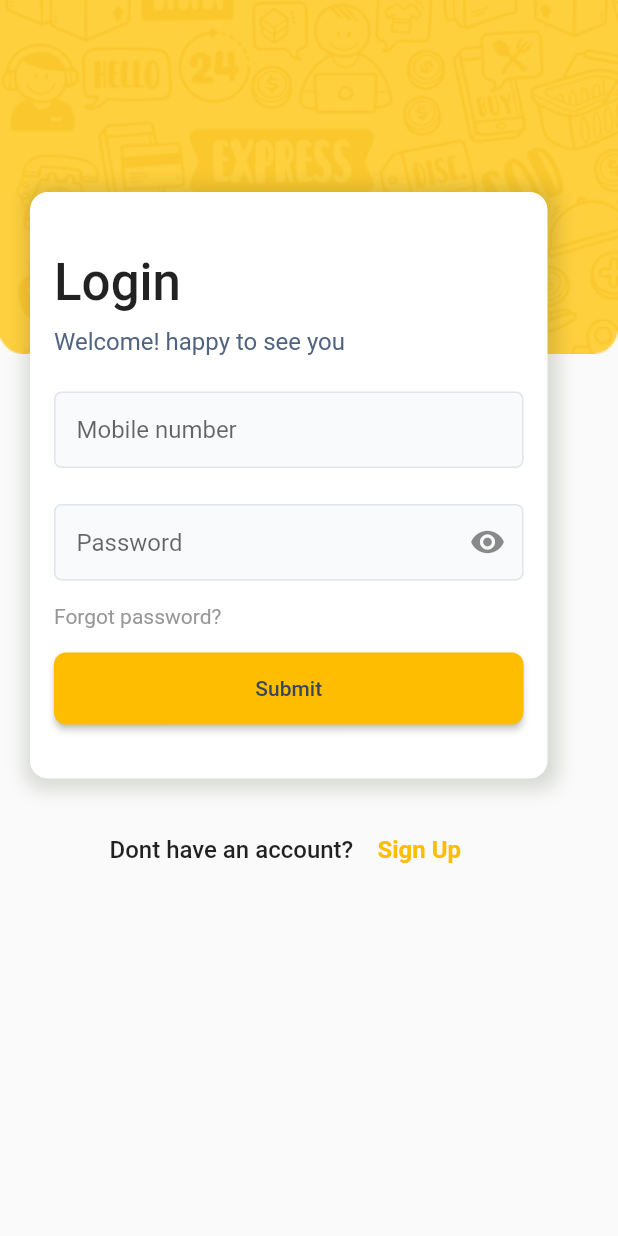
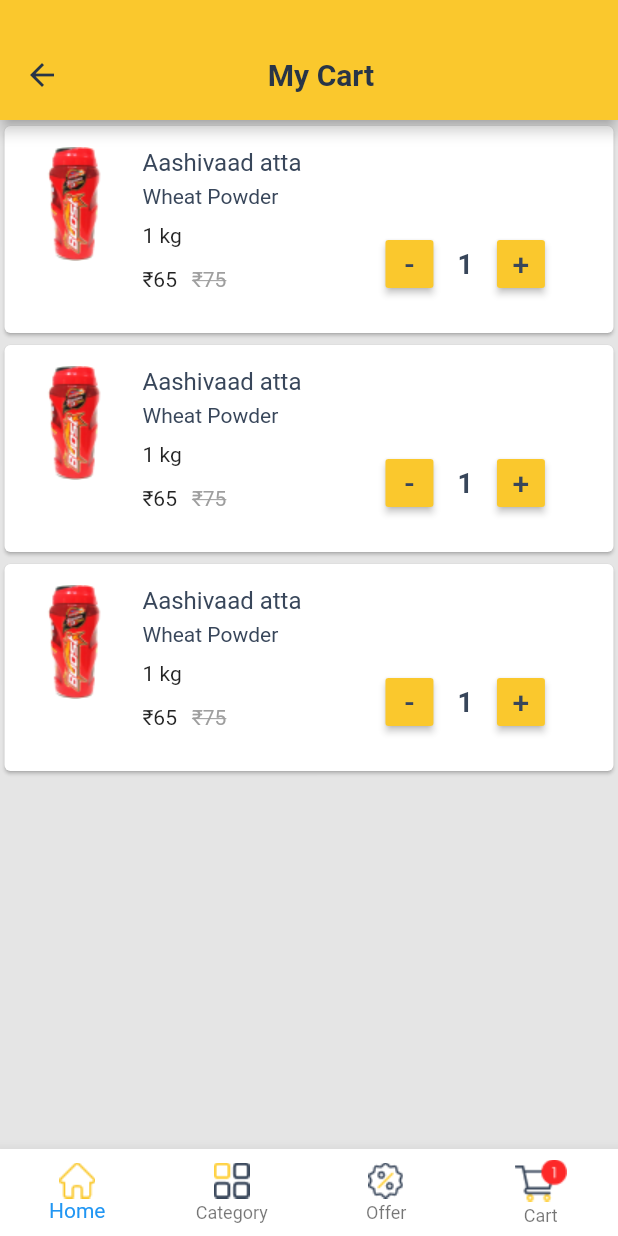
Before and after one commit to nadiraziz/fooddeliveryapp, a Flutter app: the screen it shows after launch, on a phone screen of 412 x 824 dp. Run offline on Flutter 3.47's test engine with Material 2 defaults, Android fonts, the phone set to English and light mode, and no system bars; our stand-ins replace google_fonts, intl_phone_number_input, otp_text_field.

Commit message:
home page basic bottom navigation done, and cart list are done

```diff
--- a/lib/main.dart
+++ b/lib/main.dart
@@ -4,6 +4,8 @@ import 'package:fooddelivery/screens/authentication/forgot_password.dart';
 import 'package:fooddelivery/screens/authentication/login_page.dart';
 import 'package:fooddelivery/screens/authentication/new_password.dart';
 import 'package:fooddelivery/screens/authentication/sign_up.dart';
+import 'package:fooddelivery/screens/home/cart.dart';
+import 'package:fooddelivery/screens/home/home.dart';
 import 'package:google_fonts/google_fonts.dart';
 
 void main() {
@@ -22,13 +24,15 @@ class MyApp extends StatelessWidget {
           primaryTextTheme: GoogleFonts.robotoTextTheme()),
       darkTheme: ThemeData(
           brightness: Brightness.dark) ,
-      initialRoute: LoginPage.id,
+      initialRoute: CartPage.id,
       routes: {
         LoginPage.id: (context) => LoginPage(),
         ForgotPass.id: (context) => ForgotPass(),
         NewPass.id: (context) => NewPass(),
         SignUp.id: (context) => SignUp(),
         DeliveryAddress.id: (context) => DeliveryAddress(),
+        HomePage.id: (context) => HomePage(),
+        CartPage.id: (context) => CartPage(),
       },
     );
   }
--- /dev/null
+++ b/lib/screens/home/cart.dart
@@ -0,0 +1,152 @@
+
+import 'package:flutter/material.dart';
+import 'package:flutter/widgets.dart';
+
+
+class CartPage extends StatefulWidget {
+  const CartPage({Key? key}) : super(key: key);
+  static String id = 'cart_page';
+  @override
+  _CartPageState createState() => _CartPageState();
+}
+
+class _CartPageState extends State<CartPage> {
+  int _currentIndex = 0;
+  @override
+  Widget build(BuildContext context) {
+    return Scaffold(
+      appBar: AppBar(
+        backgroundColor: Color(0xFFFAC82D),
+        toolbarHeight: 80.0,
+        title: Padding(
+          padding: const EdgeInsets.only(right: 40.0, top: 20.0),
+          child: Center(child: Text("My Cart", style: TextStyle(fontSize: 20, color: Color(0xFF283547), fontWeight: FontWeight.bold), textAlign: TextAlign.center,)),
+        ),
+        leading: Padding(
+          padding: const EdgeInsets.only(top: 20.0),
+          child: new IconButton(
+            icon: new Icon(Icons.arrow_back, color: Color(0xFF283547),),
+            onPressed: () {},
+          ),
+        ),
+      ),
+      body: Container(
+        color: Color(0xFFE5E5E5),
+        child: ListView.builder(
+          itemCount: 3,
+          itemBuilder: (context, index) {
+            return ListTile(
+              contentPadding: EdgeInsets.symmetric(horizontal: 3),
+              title: Card(
+                margin: EdgeInsets.zero,
+                clipBehavior: Clip.antiAlias,
+                child: Row(
+                  crossAxisAlignment: CrossAxisAlignment.start,
+                  children: [
+                    Padding(
+                      padding: const EdgeInsets.all(14.0),
+                      child: Image.asset('assets/images/boost.png'),
+                    ),
+                    Column(
+                      crossAxisAlignment: CrossAxisAlignment.start,
+                      children: [
+                        Padding(
+                          padding: const EdgeInsets.only(top: 15.0),
+                          child: Text('Aashivaad atta',textAlign: TextAlign.left, style: TextStyle(color: Color(0XFF38465A), fontSize: 16,fontWeight: FontWeight.w400)),
+                        ),
+                        Padding(
+                          padding: const EdgeInsets.symmetric(vertical: 5.0),
+                          child: Text('Wheat Powder',textAlign: TextAlign.left, style: TextStyle(color: Color(0XFF38465A), fontSize: 14, fontWeight: FontWeight.w400)),
+                        ),
+                        Padding(
+                          padding: const EdgeInsets.symmetric(vertical: 5.0),
+                          child: Text('1 kg',textAlign: TextAlign.left),
+                        ),
+                        Padding(
+                          padding: const EdgeInsets.symmetric(vertical: 8.0),
+                          child: Row(
+                            children: [
+                              Text('₹65'),
+                              SizedBox(width: 10.0),
+                              Text('₹75', style: TextStyle(color: Colors.grey, fontSize: 14, fontWeight: FontWeight.w400,decoration: TextDecoration.lineThrough)),
+                            ],
+                          ),
+                        ),
+                        SizedBox(height: 20.0),
+                      ],
+                    ),
+                    Padding(
+                      padding: const EdgeInsets.only(top: 60.0, left: 40.0),
+                      child: Row(
+
+                        children: [
+                          ButtonBar(
+                            children: [
+                              MaterialButton(
+                                height: 32.0,
+                                minWidth: 32.0,
+                                color: Color(0xFFFAC82D),
+                                textColor: Colors.white,
+                                child: new Text("-", style: TextStyle(fontSize: 20, color: Color(0xFF38465A)),),
+                                onPressed: () => {},
+                                splashColor: Color(0xFF38465A),
+                              ),
+                              Text('1', style: TextStyle(fontSize: 18,fontWeight: FontWeight.bold, color: Color(0xFF38465A)),),
+                              // ElevatedButton(
+                              //   onPressed: (){},
+                              //   child: Text('+'))
+                              MaterialButton(
+                                height: 32.0,
+                                minWidth: 32.0,
+                                color: Color(0xFFFAC82D),
+                                textColor: Colors.white,
+                                child: new Text("+", style: TextStyle(fontSize: 20, color: Color(0xFF38465A)),),
+                                onPressed: () => {},
+                                splashColor: Color(0xFF38465A),
+                              ),
+                            ],
+                          )
+                        ],
+                      ),
+                    )
+                  ],
+                ),
+              ),
+
+            );
+          },
+        ),
+      ),
+      bottomNavigationBar: BottomNavigationBar(
+        backgroundColor: Colors.white,
+        selectedLabelStyle: TextStyle(
+          color: Colors.black,
+        ),
+        unselectedLabelStyle: TextStyle(
+          color: Colors.black,
+        ),
+        currentIndex: _currentIndex,
+        onTap:(newIndex) => setState((){_currentIndex = newIndex;}),
+        type: BottomNavigationBarType.fixed, // this will be set when a new tab is tapped
+        items: [
+          BottomNavigationBarItem(
+            icon: Image.asset('assets/images/home_icon.png'),
+            label: 'Home',
+          ),
+          BottomNavigationBarItem(
+            icon: Image.asset('assets/images/category_icon.png'),
+            label: 'Category',
+          ),
+          BottomNavigationBarItem(
+            icon: Image.asset('assets/images/offer_icon.png'),
+            label: 'Offer',
+          ),
+          BottomNavigationBarItem(
+            icon: Image.asset('assets/images/cart_icon.png'),
+            label: 'Cart',
+          )
+        ],
+      ),
+    );
+  }
+}
```
Also changed, not shown: lib/screens/home/home.dart (added, +104 -0 lines), assets/images/boost.png (added), assets/images/cart_icon.png (added), assets/images/category_icon.png (added), assets/images/home_icon.png (added), assets/images/offer_icon.png (added), assets/images/offers.png (added), lib/screens/constants.dart (added).
